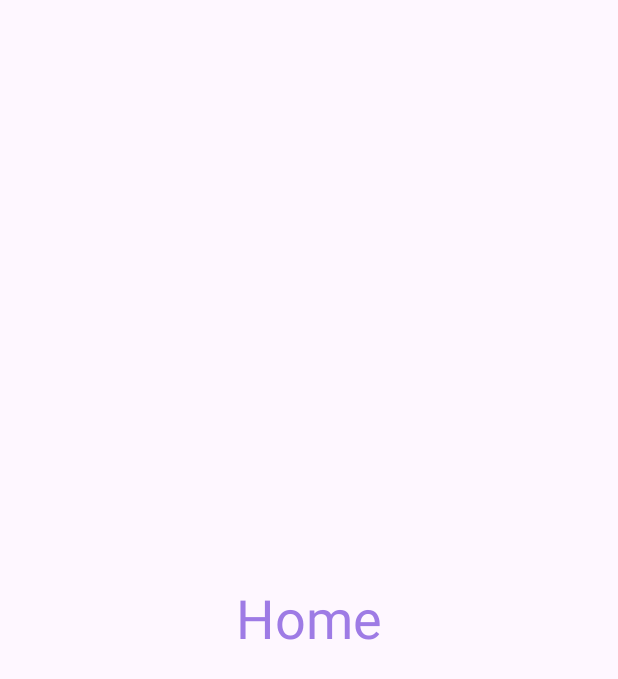
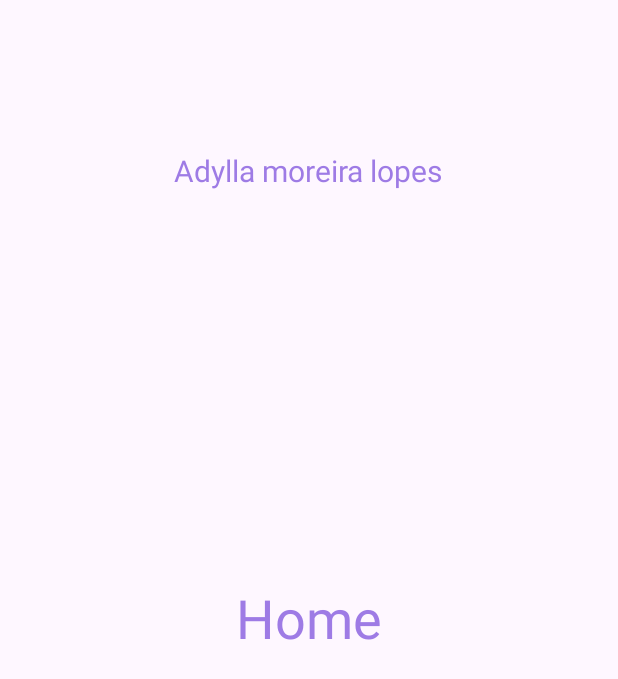
Before and after one commit to Adylla027/execicioMenu, an Android app: the fragment HomeFragment shown on its own in the app's theme, on a phone screen of 412 x 824 dp. Shown: the top 679 px of the screen. Run offline under Robolectric (Android 15) with nearby library versions, the phone set to English and light mode, and no system bars.

Commit message:
atividade menu amazon, está pronta

```diff
--- a/app/src/main/res/layout/fragment_home.xml
+++ b/app/src/main/res/layout/fragment_home.xml
@@ -6,14 +6,27 @@
     tools:context=".HomeFragment">
 
     <!-- TODO: Update blank fragment layout -->
+
     <TextView
         android:layout_width="match_parent"
         android:layout_height="match_parent"
+        android:gravity="center"
         android:text="Home"
+        android:textColor="@color/roxo2"
         android:textSize="36dp"
-        android:gravity="center"
-        android:textColor="@color/roxo2"
 
         />
 
+    <TextView
+        android:layout_width="wrap_content"
+        android:layout_height="wrap_content"
+        android:layout_gravity="center_horizontal"
+        android:layout_marginTop="100dp"
+        android:text="Adylla moreira lopes"
+        android:textSize="20dp"
+        android:textColor="@color/roxo2"
+        >
+
+    </TextView>
+
 </FrameLayout>
```
Also changed, not shown: app/src/main/res/layout/app_bar_main.xml (+1 -10 lines), app/src/main/res/layout/fragment_cart.xml (+10 -0 lines), app/src/main/res/layout/fragment_jogos.xml (+10 -0 lines), app/src/main/res/layout/fragment_moveis.xml (+10 -0 lines), app/src/main/res/layout/fragment_oculos.xml (+10 -0 lines), app/src/main/res/layout/fragment_profile.xml (+10 -0 lines), app/src/main/res/layout/fragment_roupas.xml (+9 -0 lines), app/src/main/res/layout/fragment_sapatos.xml (+10 -0 lines), app/src/main/res/layout/fragment_trend.xml (+10 -0 lines).
